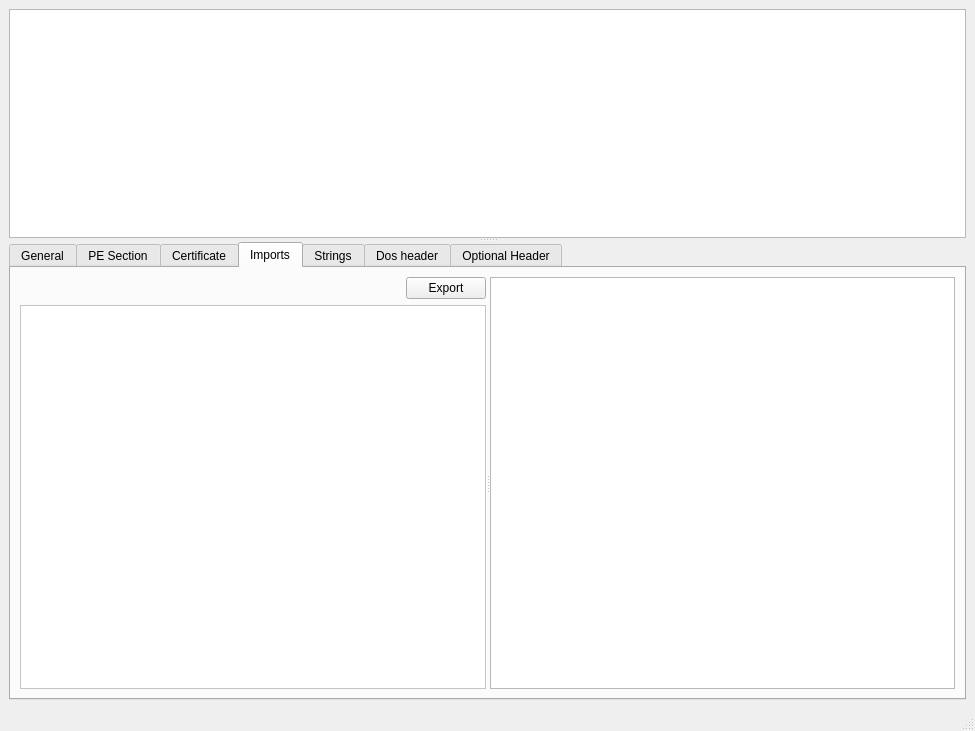
Old version of the form mainwindow.ui in the repository grzesiekkedzior/DriverSentinel.
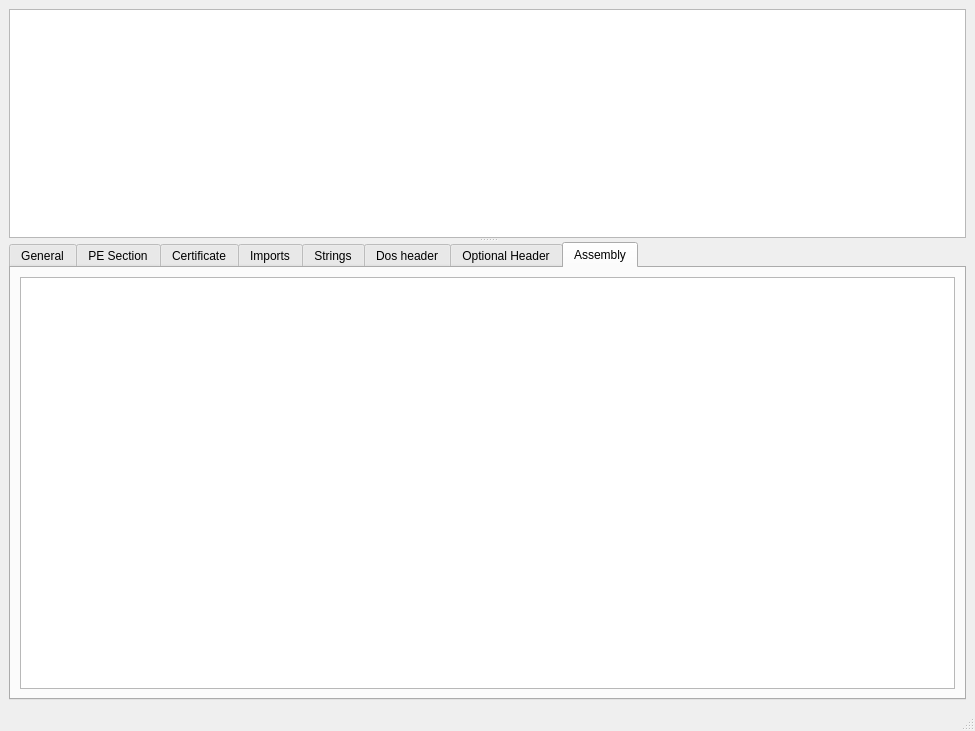
New version of the form.

```diff
--- a/mainwindow.ui
+++ b/mainwindow.ui
@@ -39,7 +39,7 @@
       </widget>
       <widget class="QTabWidget" name="tabWidget">
        <property name="currentIndex">
-        <number>3</number>
+        <number>7</number>
        </property>
        <widget class="QWidget" name="general">
         <attribute name="title">
@@ -290,7 +290,7 @@
            <property name="orientation">
             <enum>Qt::Orientation::Horizontal</enum>
            </property>
-           <widget class="QWidget" name="">
+           <widget class="QWidget" name="layoutWidget">
             <layout class="QVBoxLayout" name="verticalLayout">
              <item>
               <layout class="QGridLayout" name="gridLayout_4">
@@ -1589,6 +1589,16 @@
          </item>
         </layout>
        </widget>
+       <widget class="QWidget" name="tab_2">
+        <attribute name="title">
+         <string>Assembly</string>
+        </attribute>
+        <layout class="QVBoxLayout" name="verticalLayout_11">
+         <item>
+          <widget class="QTableView" name="tableViewAsm"/>
+         </item>
+        </layout>
+       </widget>
       </widget>
      </widget>
     </item>
```
